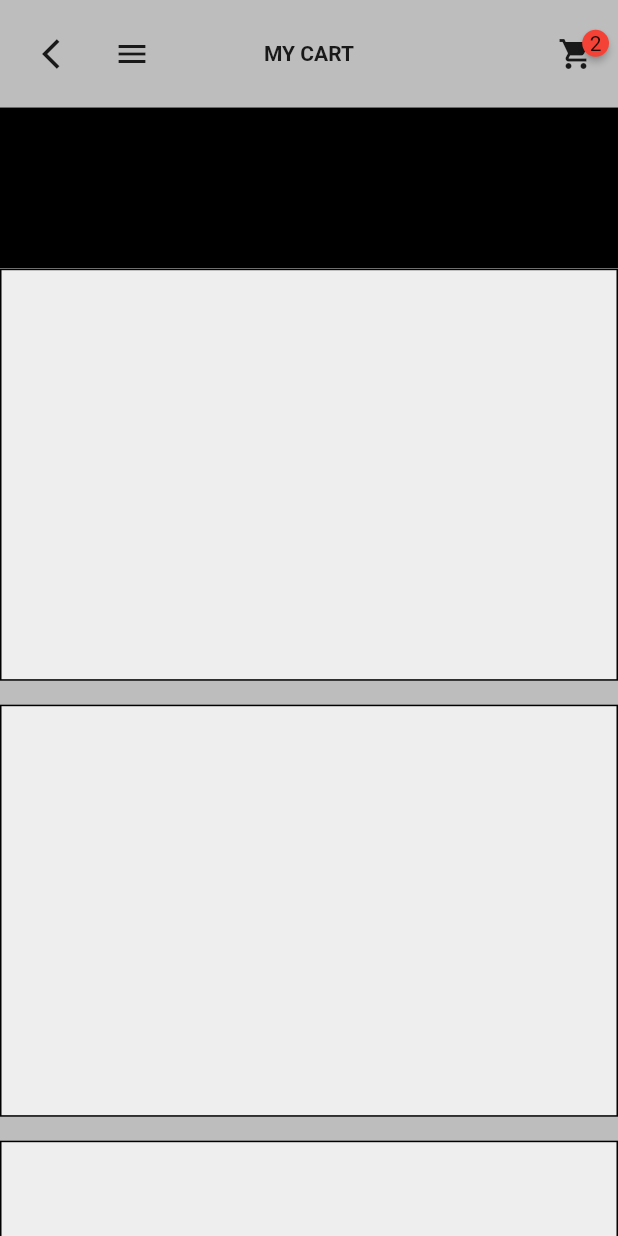
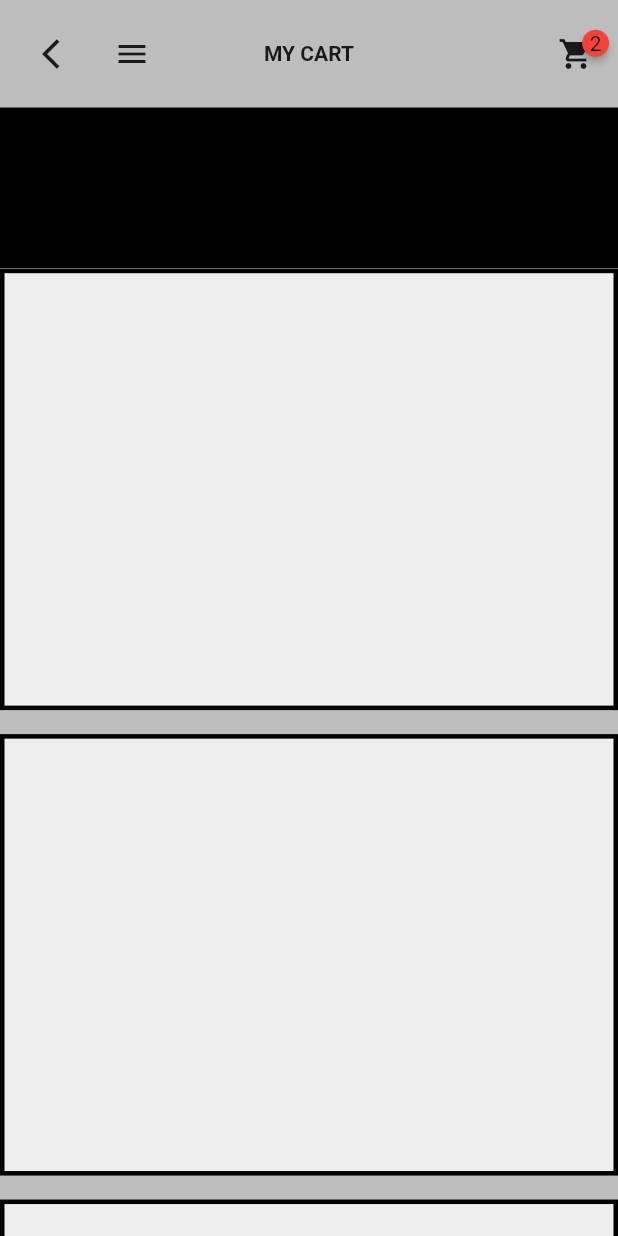
Before and after one commit to JAICHANGPARK/flutter_notebook_8th_story, a Flutter app: the MyCartPage screen opened directly, on a phone screen of 412 x 824 dp. Run offline on Flutter 3.47's test engine with Material 2 defaults, Android fonts, the phone set to English and light mode, and no system bars; drawn by our look-alikes of badges; our stand-ins replace google_fonts.

Commit message:
Update my_cart_page.dart

```diff
--- a/lib/ep561_fashion_store_app/my_cart_page.dart
+++ b/lib/ep561_fashion_store_app/my_cart_page.dart
@@ -65,9 +65,9 @@ class _MyCartPageState extends State<MyCartPage> {
                     itemBuilder: (context, index) {
                       return Container(
                         margin: EdgeInsets.only(bottom: 16),
-                        height: MediaQuery.of(context).size.height / 3,
+                        height: MediaQuery.of(context).size.height / 2.8,
                         decoration: BoxDecoration(color: Colors.grey[200],
-                        border: Border.all(color: Colors.black)),
+                        border: Border.all(color: Colors.black, width: 3)),
                       );
                     },
                   ),
```
